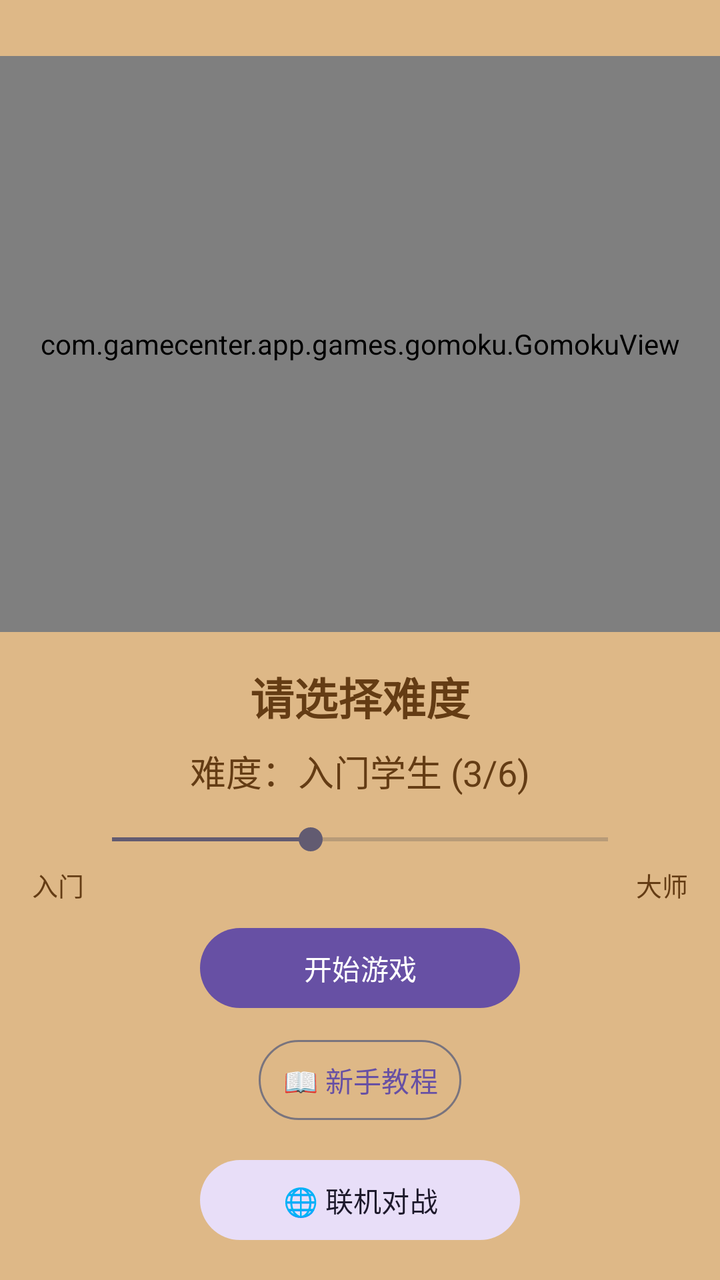
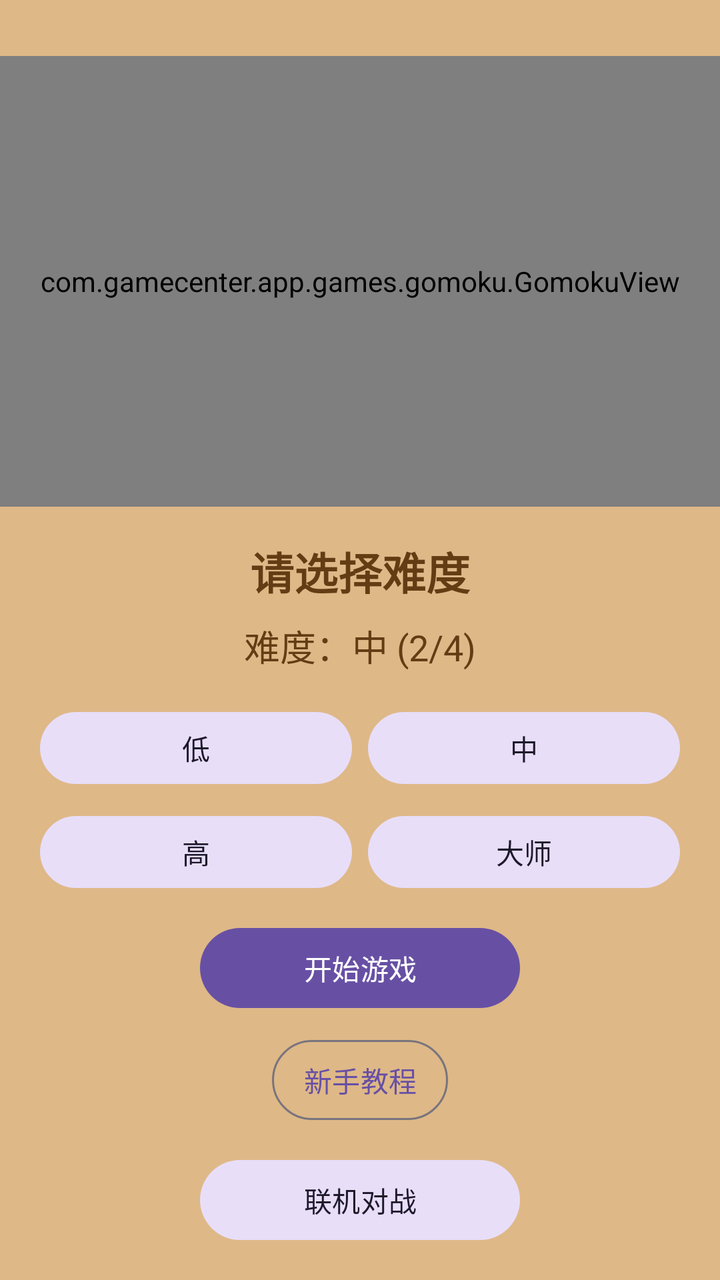

Screens rendered from an Android XML layout before and after an edit, with the pre-edit source and the edit as a unified diff.
<!-- AndroidManifest.xml: activity theme Theme.GameCenterApp -->
<!-- res/layout/activity_gomoku.xml -->
<?xml version="1.0" encoding="utf-8"?>
<LinearLayout xmlns:android="http://schemas.android.com/apk/res/android"
    android:layout_width="match_parent"
    android:layout_height="match_parent"
    android:orientation="vertical"
    android:background="@color/gomoku_bg"
    android:paddingTop="28dp">

    <com.gamecenter.app.games.gomoku.GomokuView
        android:id="@+id/gomoku_view"
        android:layout_width="match_parent"
        android:layout_height="0dp"
        android:layout_weight="1" />

    <LinearLayout
        android:id="@+id/difficulty_panel"
        android:layout_width="match_parent"
        android:layout_height="wrap_content"
        android:layout_margin="16dp"
        android:gravity="center"
        android:orientation="vertical"
        android:visibility="visible">

        <TextView
            android:layout_width="wrap_content"
            android:layout_height="wrap_content"
            android:text="@string/select_difficulty"
            android:textColor="@color/gomoku_line"
            android:textSize="22sp"
            android:textStyle="bold" />

        <TextView
            android:id="@+id/tv_difficulty_label"
            android:layout_width="wrap_content"
            android:layout_height="wrap_content"
            android:layout_marginTop="8dp"
            android:text="难度：入门学生 (3/6)"
            android:textColor="@color/gomoku_line"
            android:textSize="18sp" />

        <SeekBar
            android:id="@+id/seek_difficulty"
            android:layout_width="match_parent"
            android:layout_height="wrap_content"
            android:layout_marginStart="24dp"
            android:layout_marginEnd="24dp"
            android:layout_marginTop="12dp"
            android:max="5"
            android:progress="2" />

        <LinearLayout
            android:layout_width="match_parent"
            android:layout_height="wrap_content"
            android:gravity="center"
            android:orientation="horizontal"
            android:layout_marginTop="4dp">

            <TextView
                android:layout_width="wrap_content"
                android:layout_height="wrap_content"
                android:text="入门"
                android:textColor="@color/gomoku_line"
                android:textSize="13sp" />

            <View
                android:layout_width="0dp"
                android:layout_height="1dp"
                android:layout_weight="1" />

            <TextView
                android:layout_width="wrap_content"
                android:layout_height="wrap_content"
                android:text="大师"
                android:textColor="@color/gomoku_line"
                android:textSize="13sp" />

        </LinearLayout>

        <com.google.android.material.button.MaterialButton
            android:id="@+id/btn_start_game"
            style="@style/Widget.GameCenter.Button"
            android:layout_width="160dp"
            android:layout_height="48dp"
            android:layout_marginTop="8dp"
            android:text="开始游戏" />

        <com.google.android.material.button.MaterialButton
            android:id="@+id/btn_tutorial"
            style="@style/Widget.GameCenter.Button.Outlined"
            android:layout_width="wrap_content"
            android:layout_height="48dp"
            android:layout_margin="8dp"
            android:text="📖 新手教程" />

        <com.google.android.material.button.MaterialButton
            android:id="@+id/btn_online"
            style="@style/Widget.GameCenter.Button.Tonal"
            android:layout_width="160dp"
            android:layout_height="48dp"
            android:layout_marginTop="4dp"
            android:text="🌐 联机对战" />

    </LinearLayout>

    <LinearLayout
        android:id="@+id/control_panel"
        android:layout_width="match_parent"
        android:layout_height="wrap_content"
        android:layout_margin="16dp"
        android:gravity="center"
        android:orientation="horizontal"
        android:visibility="gone">

        <com.google.android.material.button.MaterialButton
            android:id="@+id/btn_undo"
            style="@style/Widget.GameCenter.Button"
            android:layout_width="100dp"
            android:layout_height="48dp"
            android:layout_margin="8dp"
            android:text="@string/btn_undo" />

        <com.google.android.material.button.MaterialButton
            android:id="@+id/btn_hint"
            style="@style/Widget.GameCenter.Button.Tonal"
            android:layout_width="100dp"
            android:layout_height="48dp"
            android:layout_margin="8dp"
            android:text="提示" />

        <com.google.android.material.button.MaterialButton
            android:id="@+id/btn_restart"
            style="@style/Widget.GameCenter.Button"
            android:layout_width="100dp"
            android:layout_height="48dp"
            android:layout_margin="8dp"
            android:text="@string/btn_restart" />

        <com.google.android.material.button.MaterialButton
            android:id="@+id/btn_tutorial_ingame"
            style="@style/Widget.GameCenter.Button.Outlined"
            android:layout_width="120dp"
            android:layout_height="48dp"
            android:layout_margin="8dp"
            android:text="📖 教程" />

    </LinearLayout>

</LinearLayout>
<!-- resources referenced by this layout -->
<resources>
  <color name="gomoku_bg">#DEB887</color>
  <color name="gomoku_line">#643C14</color>
  <string name="btn_restart">重新开始</string>
  <string name="btn_undo">悔棋</string>
  <string name="select_difficulty">请选择难度</string>
  <style name="Widget.GameCenter.Button" parent="Widget.Material3.Button">
          <item name="android:minHeight">48dp</item>
          <item name="minHeight">48dp</item>
          <item name="android:paddingTop">6dp</item>
          <item name="android:paddingBottom">6dp</item>
          <item name="android:paddingStart">12dp</item>
          <item name="android:paddingEnd">12dp</item>
          <item name="android:includeFontPadding">true</item>
          <item name="android:maxLines">2</item>
          <item name="android:ellipsize">end</item>
          <item name="android:textAllCaps">false</item>
      </style>
  <style name="Widget.GameCenter.Button.Outlined" parent="Widget.Material3.Button.OutlinedButton">
          <item name="android:minHeight">48dp</item>
          <item name="minHeight">48dp</item>
          <item name="android:paddingTop">6dp</item>
          <item name="android:paddingBottom">6dp</item>
          <item name="android:paddingStart">12dp</item>
          <item name="android:paddingEnd">12dp</item>
          <item name="android:includeFontPadding">true</item>
          <item name="android:maxLines">2</item>
          <item name="android:ellipsize">end</item>
          <item name="android:textAllCaps">false</item>
      </style>
  <style name="Widget.GameCenter.Button.Tonal" parent="Widget.Material3.Button.TonalButton">
          <item name="android:minHeight">48dp</item>
          <item name="minHeight">48dp</item>
          <item name="android:paddingTop">6dp</item>
          <item name="android:paddingBottom">6dp</item>
          <item name="android:paddingStart">12dp</item>
          <item name="android:paddingEnd">12dp</item>
          <item name="android:includeFontPadding">true</item>
          <item name="android:maxLines">2</item>
          <item name="android:ellipsize">end</item>
          <item name="android:textAllCaps">false</item>
      </style>
  <color name="md_theme_light_primary">#6750A4</color>
  <color name="md_theme_light_on_primary">#FFFFFF</color>
  <color name="md_theme_light_primary_container">#EADDFF</color>
  <color name="md_theme_light_on_primary_container">#21005D</color>
  <color name="md_theme_light_secondary">#625B71</color>
  <color name="md_theme_light_on_secondary">#FFFFFF</color>
  <color name="md_theme_light_secondary_container">#E8DEF8</color>
  <color name="md_theme_light_on_secondary_container">#1D192B</color>
  <color name="md_theme_light_surface">#FEF7FF</color>
  <color name="md_theme_light_on_surface">#1D1B20</color>
  <color name="md_theme_light_on_surface_variant">#49454F</color>
  <color name="md_theme_light_background">#FEF7FF</color>
  <style name="Widget.GameCenter.PlatformButton" parent="@android:style/Widget.Material.Button">
          <item name="android:minHeight">44dp</item>
          <item name="android:paddingTop">4dp</item>
          <item name="android:paddingBottom">4dp</item>
          <item name="android:includeFontPadding">true</item>
          <item name="android:maxLines">2</item>
          <item name="android:ellipsize">end</item>
          <item name="android:textAllCaps">false</item>
      </style>
  <!-- unchanged entries left out for length: 1 -->
</resources>

<!-- the commit's change to res/layout/activity_gomoku.xml (unified diff, before → after) -->
@@ -34,45 +34,72 @@
             android:layout_width="wrap_content"
             android:layout_height="wrap_content"
             android:layout_marginTop="8dp"
-            android:text="难度：入门学生 (3/6)"
+            android:text="难度：中 (2/4)"
             android:textColor="@color/gomoku_line"
             android:textSize="18sp" />
-
-        <SeekBar
-            android:id="@+id/seek_difficulty"
-            android:layout_width="match_parent"
-            android:layout_height="wrap_content"
-            android:layout_marginStart="24dp"
-            android:layout_marginEnd="24dp"
-            android:layout_marginTop="12dp"
-            android:max="5"
-            android:progress="2" />
 
         <LinearLayout
             android:layout_width="match_parent"
             android:layout_height="wrap_content"
             android:gravity="center"
-            android:orientation="horizontal"
-            android:layout_marginTop="4dp">
+            android:orientation="vertical"
+            android:layout_marginTop="12dp">
 
-            <TextView
-                android:layout_width="wrap_content"
+            <LinearLayout
+                android:layout_width="match_parent"
                 android:layout_height="wrap_content"
-                android:text="入门"
-                android:textColor="@color/gomoku_line"
-                android:textSize="13sp" />
+                android:gravity="center"
+                android:orientation="horizontal">
 
-            <View
-                android:layout_width="0dp"
-                android:layout_height="1dp"
-                android:layout_weight="1" />
+                <com.google.android.material.button.MaterialButton
+                    android:id="@+id/btn_difficulty_1"
+                    style="@style/Widget.GameCenter.Button.Tonal"
+                    android:layout_width="0dp"
+                    android:layout_height="44dp"
+                    android:layout_margin="4dp"
+                    android:layout_weight="1"
+                    android:text="低"
+                    android:textSize="14sp" />
 
-            <TextView
-                android:layout_width="wrap_content"
+                <com.google.android.material.button.MaterialButton
+                    android:id="@+id/btn_difficulty_2"
+                    style="@style/Widget.GameCenter.Button.Tonal"
+                    android:layout_width="0dp"
+                    android:layout_height="44dp"
+                    android:layout_margin="4dp"
+                    android:layout_weight="1"
+                    android:text="中"
+                    android:textSize="14sp" />
+
+            </LinearLayout>
+
+            <LinearLayout
+                android:layout_width="match_parent"
                 android:layout_height="wrap_content"
-                android:text="大师"
-                android:textColor="@color/gomoku_line"
-                android:textSize="13sp" />
+                android:gravity="center"
+                android:orientation="horizontal">
+
+                <com.google.android.material.button.MaterialButton
+                    android:id="@+id/btn_difficulty_3"
+                    style="@style/Widget.GameCenter.Button.Tonal"
+                    android:layout_width="0dp"
+                    android:layout_height="44dp"
+                    android:layout_margin="4dp"
+                    android:layout_weight="1"
+                    android:text="高"
+                    android:textSize="14sp" />
+
+                <com.google.android.material.button.MaterialButton
+                    android:id="@+id/btn_difficulty_4"
+                    style="@style/Widget.GameCenter.Button.Tonal"
+                    android:layout_width="0dp"
+                    android:layout_height="44dp"
+                    android:layout_margin="4dp"
+                    android:layout_weight="1"
+                    android:text="大师"
+                    android:textSize="14sp" />
+
+            </LinearLayout>
 
         </LinearLayout>
 
@@ -90,7 +117,7 @@
             android:layout_width="wrap_content"
             android:layout_height="48dp"
             android:layout_margin="8dp"
-            android:text="📖 新手教程" />
+            android:text="新手教程" />
 
         <com.google.android.material.button.MaterialButton
             android:id="@+id/btn_online"
@@ -98,7 +125,7 @@
             android:layout_width="160dp"
             android:layout_height="48dp"
             android:layout_marginTop="4dp"
-            android:text="🌐 联机对战" />
+            android:text="联机对战" />
 
     </LinearLayout>
 
@@ -108,40 +135,64 @@
         android:layout_height="wrap_content"
         android:layout_margin="16dp"
         android:gravity="center"
-        android:orientation="horizontal"
+        android:orientation="vertical"
         android:visibility="gone">
 
-        <com.google.android.material.button.MaterialButton
-            android:id="@+id/btn_undo"
-            style="@style/Widget.GameCenter.Button"
-            android:layout_width="100dp"
-            android:layout_height="48dp"
-            android:layout_margin="8dp"
-            android:text="@string/btn_undo" />
+        <LinearLayout
+            android:layout_width="match_parent"
+            android:layout_height="wrap_content"
+            android:gravity="center"
+            android:orientation="horizontal">
 
-        <com.google.android.material.button.MaterialButton
-            android:id="@+id/btn_hint"
-            style="@style/Widget.GameCenter.Button.Tonal"
-            android:layout_width="100dp"
-            android:layout_height="48dp"
-            android:layout_margin="8dp"
-            android:text="提示" />
+            <com.google.android.material.button.MaterialButton
+                android:id="@+id/btn_undo"
+                style="@style/Widget.GameCenter.Button"
+                android:layout_width="0dp"
+                android:layout_height="48dp"
+                android:layout_margin="4dp"
+                android:layout_weight="1"
+                android:text="@string/btn_undo"
+                android:textSize="13sp" />
 
-        <com.google.android.material.button.MaterialButton
-            android:id="@+id/btn_restart"
-            style="@style/Widget.GameCenter.Button"
-            android:layout_width="100dp"
-            android:layout_height="48dp"
-            android:layout_margin="8dp"
-            android:text="@string/btn_restart" />
+            <com.google.android.material.button.MaterialButton
+                android:id="@+id/btn_hint"
+                style="@style/Widget.GameCenter.Button.Tonal"
+                android:layout_width="0dp"
+                android:layout_height="48dp"
+                android:layout_margin="4dp"
+                android:layout_weight="1"
+                android:text="提示"
+                android:textSize="13sp" />
 
-        <com.google.android.material.button.MaterialButton
-            android:id="@+id/btn_tutorial_ingame"
-            style="@style/Widget.GameCenter.Button.Outlined"
-            android:layout_width="120dp"
-            android:layout_height="48dp"
-            android:layout_margin="8dp"
-            android:text="📖 教程" />
+        </LinearLayout>
+
+        <LinearLayout
+            android:layout_width="match_parent"
+            android:layout_height="wrap_content"
+            android:gravity="center"
+            android:orientation="horizontal">
+
+            <com.google.android.material.button.MaterialButton
+                android:id="@+id/btn_restart"
+                style="@style/Widget.GameCenter.Button"
+                android:layout_width="0dp"
+                android:layout_height="48dp"
+                android:layout_margin="4dp"
+                android:layout_weight="1"
+                android:text="@string/btn_restart"
+                android:textSize="13sp" />
+
+            <com.google.android.material.button.MaterialButton
+                android:id="@+id/btn_tutorial_ingame"
+                style="@style/Widget.GameCenter.Button.Outlined"
+                android:layout_width="0dp"
+                android:layout_height="48dp"
+                android:layout_margin="4dp"
+                android:layout_weight="1"
+                android:text="教程"
+                android:textSize="13sp" />
+
+        </LinearLayout>
 
     </LinearLayout>
 
